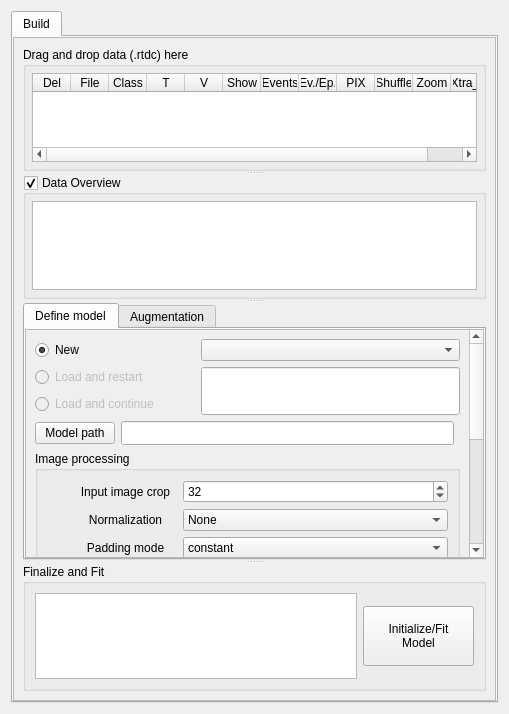
Above: src/napari_aideveloper/UI/napari_AID.ui from zcqwh/napari-aideveloper before the change. Below: the same form after it.
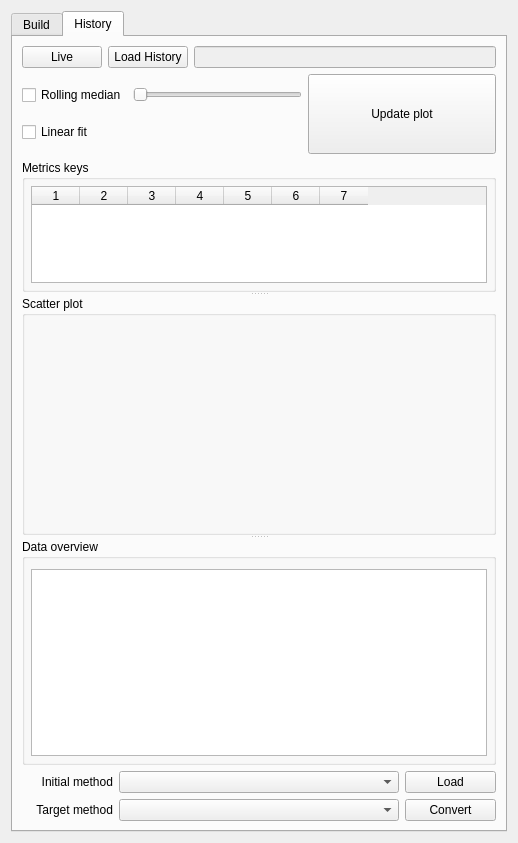
That is the form after the change. The open tabs and pages were chosen to show the change. Icons and pictures are not drawn. Custom widgets are drawn as their Qt base class.

Commit message: Add history tab, class comboBox to spinBox.

What changed in the file:
```diff
--- a/src/napari_aideveloper/UI/napari_AID.ui
+++ b/src/napari_aideveloper/UI/napari_AID.ui
@@ -6,8 +6,8 @@
    <rect>
     <x>0</x>
     <y>0</y>
-    <width>509</width>
-    <height>714</height>
+    <width>518</width>
+    <height>843</height>
    </rect>
   </property>
   <property name="maximumSize">
@@ -19,7 +19,7 @@
   <property name="windowTitle">
    <string>Form</string>
   </property>
-  <layout class="QGridLayout" name="gridLayout_9">
+  <layout class="QGridLayout" name="gridLayout_21">
    <item row="0" column="0">
     <widget class="QTabWidget" name="tabWidget_2">
      <property name="enabled">
@@ -119,8 +119,8 @@
            <rect>
             <x>0</x>
             <y>0</y>
-            <width>477</width>
-            <height>665</height>
+            <width>486</width>
+            <height>794</height>
            </rect>
           </property>
           <layout class="QGridLayout" name="gridLayout_10">
@@ -363,7 +363,7 @@
                     <rect>
                      <x>0</x>
                      <y>0</y>
-                     <width>430</width>
+                     <width>439</width>
                      <height>520</height>
                     </rect>
                    </property>
@@ -442,7 +442,7 @@
                         <item>
                          <widget class="QRadioButton" name="radioButton_LoadRestartModel">
                           <property name="enabled">
-                           <bool>false</bool>
+                           <bool>true</bool>
                           </property>
                           <property name="sizePolicy">
                            <sizepolicy hsizetype="Maximum" vsizetype="Fixed">
@@ -477,7 +477,7 @@
                         <item>
                          <widget class="QRadioButton" name="radioButton_LoadContinueModel">
                           <property name="enabled">
-                           <bool>false</bool>
+                           <bool>true</bool>
                           </property>
                           <property name="sizePolicy">
                            <sizepolicy hsizetype="Preferred" vsizetype="Fixed">
@@ -634,6 +634,9 @@
                          <property name="focusPolicy">
                           <enum>Qt::WheelFocus</enum>
                          </property>
+                         <property name="styleSheet">
+                          <string notr="true">QComboBox {combobox-popup: 0;}</string>
+                         </property>
                          <property name="value">
                           <number>32</number>
                          </property>
@@ -712,6 +715,9 @@
                            <height>16777215</height>
                           </size>
                          </property>
+                         <property name="styleSheet">
+                          <string notr="true">QComboBox {combobox-popup: 0;}</string>
+                         </property>
                          <property name="sizeAdjustPolicy">
                           <enum>QComboBox::AdjustToMinimumContentsLength</enum>
                          </property>
@@ -989,6 +995,9 @@
                            <height>16777215</height>
                           </size>
                          </property>
+                         <property name="styleSheet">
+                          <string notr="true">QComboBox {combobox-popup: 0;}</string>
+                         </property>
                          <property name="sizeAdjustPolicy">
                           <enum>QComboBox::AdjustToMinimumContentsLength</enum>
                          </property>
@@ -2410,6 +2419,401 @@
        </item>
       </layout>
      </widget>
+     <widget class="QWidget" name="tab_history">
+      <attribute name="title">
+       <string>History</string>
+      </attribute>
+      <layout class="QGridLayout" name="gridLayout_23">
+       <item row="3" column="4">
+        <widget class="QPushButton" name="pushButton_LoadModel">
+         <property name="minimumSize">
+          <size>
+           <width>0</width>
+           <height>0</height>
+          </size>
+         </property>
+         <property name="maximumSize">
+          <size>
+           <width>100</width>
+           <height>16777215</height>
+          </size>
+         </property>
+         <property name="toolTip">
+          <string>Load a specific model for conversion</string>
+         </property>
+         <property name="text">
+          <string>Load</string>
+         </property>
+        </widget>
+       </item>
+       <item row="2" column="0" colspan="5">
+        <widget class="QSplitter" name="splitter_2">
+         <property name="orientation">
+          <enum>Qt::Vertical</enum>
+         </property>
+         <property name="childrenCollapsible">
+          <bool>false</bool>
+         </property>
+         <widget class="QGroupBox" name="groupBox_2">
+          <property name="title">
+           <string>Metrics keys</string>
+          </property>
+          <layout class="QGridLayout" name="gridLayout_20">
+           <property name="leftMargin">
+            <number>6</number>
+           </property>
+           <property name="topMargin">
+            <number>6</number>
+           </property>
+           <property name="rightMargin">
+            <number>6</number>
+           </property>
+           <property name="bottomMargin">
+            <number>6</number>
+           </property>
+           <item row="0" column="0">
+            <widget class="QTableWidget" name="tableWidget_HistoryItems">
+             <property name="sizePolicy">
+              <sizepolicy hsizetype="Preferred" vsizetype="Preferred">
+               <horstretch>0</horstretch>
+               <verstretch>0</verstretch>
+              </sizepolicy>
+             </property>
+             <property name="maximumSize">
+              <size>
+               <width>16777215</width>
+               <height>100</height>
+              </size>
+             </property>
+             <property name="toolTip">
+              <string>Information of the history file is shown here</string>
+             </property>
+             <attribute name="horizontalHeaderDefaultSectionSize">
+              <number>48</number>
+             </attribute>
+             <column>
+              <property name="text">
+               <string>1</string>
+              </property>
+             </column>
+             <column>
+              <property name="text">
+               <string>2</string>
+              </property>
+             </column>
+             <column>
+              <property name="text">
+               <string>3</string>
+              </property>
+             </column>
+             <column>
+              <property name="text">
+               <string>4</string>
+              </property>
+             </column>
+             <column>
+              <property name="text">
+               <string>5</string>
+              </property>
+             </column>
+             <column>
+              <property name="text">
+               <string>6</string>
+              </property>
+             </column>
+             <column>
+              <property name="text">
+               <string>7</string>
+              </property>
+             </column>
+            </widget>
+           </item>
+          </layout>
+         </widget>
+         <widget class="QGroupBox" name="groupBox_3">
+          <property name="sizePolicy">
+           <sizepolicy hsizetype="Preferred" vsizetype="Expanding">
+            <horstretch>0</horstretch>
+            <verstretch>0</verstretch>
+           </sizepolicy>
+          </property>
+          <property name="title">
+           <string>Scatter plot</string>
+          </property>
+          <layout class="QGridLayout" name="gridLayout_22">
+           <property name="leftMargin">
+            <number>6</number>
+           </property>
+           <property name="topMargin">
+            <number>10</number>
+           </property>
+           <property name="rightMargin">
+            <number>6</number>
+           </property>
+           <property name="bottomMargin">
+            <number>6</number>
+           </property>
+           <item row="0" column="0">
+            <widget class="GraphicsLayoutWidget" name="widget_Scatterplot" native="true">
+             <property name="sizePolicy">
+              <sizepolicy hsizetype="Preferred" vsizetype="Preferred">
+               <horstretch>0</horstretch>
+               <verstretch>0</verstretch>
+              </sizepolicy>
+             </property>
+             <property name="minimumSize">
+              <size>
+               <width>0</width>
+               <height>200</height>
+              </size>
+             </property>
+            </widget>
+           </item>
+          </layout>
+         </widget>
+         <widget class="QGroupBox" name="groupBox">
+          <property name="title">
+           <string>Data overview</string>
+          </property>
+          <layout class="QGridLayout" name="gridLayout_9">
+           <property name="leftMargin">
+            <number>6</number>
+           </property>
+           <property name="topMargin">
+            <number>10</number>
+           </property>
+           <property name="rightMargin">
+            <number>6</number>
+           </property>
+           <property name="bottomMargin">
+            <number>6</number>
+           </property>
+           <item row="0" column="0">
+            <widget class="QTextBrowser" name="textBrowser_SelectedModelInfo">
+             <property name="sizePolicy">
+              <sizepolicy hsizetype="Preferred" vsizetype="Preferred">
+               <horstretch>0</horstretch>
+               <verstretch>0</verstretch>
+              </sizepolicy>
+             </property>
+            </widget>
+           </item>
+          </layout>
+         </widget>
+        </widget>
+       </item>
+       <item row="0" column="0" colspan="5">
+        <layout class="QHBoxLayout" name="horizontalLayout_2">
+         <item>
+          <widget class="QPushButton" name="pushButton_Live">
+           <property name="sizePolicy">
+            <sizepolicy hsizetype="Maximum" vsizetype="Fixed">
+             <horstretch>0</horstretch>
+             <verstretch>0</verstretch>
+            </sizepolicy>
+           </property>
+           <property name="maximumSize">
+            <size>
+             <width>16777215</width>
+             <height>16777215</height>
+            </size>
+           </property>
+           <property name="toolTip">
+            <string>&lt;html&gt;&lt;head/&gt;&lt;body&gt;&lt;p&gt;Load and display the model which is currently fitted&lt;/p&gt;&lt;/body&gt;&lt;/html&gt;</string>
+           </property>
+           <property name="text">
+            <string>Live</string>
+           </property>
+          </widget>
+         </item>
+         <item>
+          <widget class="QPushButton" name="pushButton_LoadHistory">
+           <property name="sizePolicy">
+            <sizepolicy hsizetype="Preferred" vsizetype="Fixed">
+             <horstretch>0</horstretch>
+             <verstretch>0</verstretch>
+            </sizepolicy>
+           </property>
+           <property name="minimumSize">
+            <size>
+             <width>0</width>
+             <height>0</height>
+            </size>
+           </property>
+           <property name="maximumSize">
+            <size>
+             <width>16777215</width>
+             <height>16777215</height>
+            </size>
+           </property>
+           <property name="toolTip">
+            <string>&lt;html&gt;&lt;head/&gt;&lt;body&gt;&lt;p&gt;Select a history file to be plotted&lt;/p&gt;&lt;/body&gt;&lt;/html&gt;</string>
+           </property>
+           <property name="text">
+            <string>Load History</string>
+           </property>
+          </widget>
+         </item>
+         <item>
+          <widget class="QLineEdit" name="lineEdit_LoadHistory">
+           <property name="enabled">
+            <bool>false</bool>
+           </property>
+           <property name="sizePolicy">
+            <sizepolicy hsizetype="MinimumExpanding" vsizetype="Fixed">
+             <horstretch>0</horstretch>
+             <verstretch>0</verstretch>
+            </sizepolicy>
+           </property>
+           <property name="toolTip">
+            <string>Enter path and filename of a history-file (.csv)</string>
+           </property>
+          </widget>
+         </item>
+        </layout>
+       </item>
+       <item row="4" column="4">
+        <widget class="QPushButton" name="pushButton_convertModel">
+         <property name="enabled">
+          <bool>true</bool>
+         </property>
+         <property name="sizePolicy">
+          <sizepolicy hsizetype="Minimum" vsizetype="Fixed">
+           <horstretch>0</horstretch>
+           <verstretch>0</verstretch>
+          </sizepolicy>
+         </property>
+         <property name="maximumSize">
+          <size>
+           <width>100</width>
+           <height>16777215</height>
+          </size>
+         </property>
+         <property name="text">
+          <string>Convert</string>
+         </property>
+        </widget>
+       </item>
+       <item row="1" column="3" colspan="2">
+        <widget class="QPushButton" name="pushButton_UpdateHistoryPlot">
+         <property name="sizePolicy">
+          <sizepolicy hsizetype="Minimum" vsizetype="Expanding">
+           <horstretch>0</horstretch>
+           <verstretch>0</verstretch>
+          </sizepolicy>
+         </property>
+         <property name="text">
+          <string>Update plot</string>
+         </property>
+        </widget>
+       </item>
+       <item row="1" column="0" colspan="3">
+        <layout class="QVBoxLayout" name="verticalLayout_3">
+         <item>
+          <layout class="QHBoxLayout" name="horizontalLayout_4">
+           <item>
+            <widget class="QCheckBox" name="checkBox_rollingMedian">
+             <property name="enabled">
+              <bool>true</bool>
+             </property>
+             <property name="sizePolicy">
+              <sizepolicy hsizetype="Preferred" vsizetype="Fixed">
+               <horstretch>0</horstretch>
+               <verstretch>0</verstretch>
+              </sizepolicy>
+             </property>
+             <property name="text">
+              <string>Rolling median</string>
+             </property>
+            </widget>
+           </item>
+           <item>
+            <widget class="QSlider" name="horizontalSlider_rollmedi">
+             <property name="enabled">
+              <bool>false</bool>
+             </property>
+             <property name="sizePolicy">
+              <sizepolicy hsizetype="MinimumExpanding" vsizetype="Fixed">
+               <horstretch>0</horstretch>
+               <verstretch>0</verstretch>
+              </sizepolicy>
+             </property>
+             <property name="minimumSize">
+              <size>
+               <width>0</width>
+               <height>0</height>
+              </size>
+             </property>
+             <property name="maximumSize">
+              <size>
+               <width>16777215</width>
+               <height>19</height>
+              </size>
+             </property>
+             <property name="orientation">
+              <enum>Qt::Horizontal</enum>
+             </property>
+            </widget>
+           </item>
+          </layout>
+         </item>
+         <item>
+          <widget class="QCheckBox" name="checkBox_linearFit">
+           <property name="sizePolicy">
+            <sizepolicy hsizetype="Maximum" vsizetype="Fixed">
+             <horstretch>0</horstretch>
+             <verstretch>0</verstretch>
+            </sizepolicy>
+           </property>
+           <property name="text">
+            <string>Linear fit</string>
+           </property>
+          </widget>
+         </item>
+        </layout>
+       </item>
+       <item row="3" column="0">
+        <widget class="QLabel" name="label">
+         <property name="text">
+          <string>Initial method</string>
+         </property>
+         <property name="alignment">
+          <set>Qt::AlignRight|Qt::AlignTrailing|Qt::AlignVCenter</set>
+         </property>
+        </widget>
+       </item>
+       <item row="4" column="0">
+        <widget class="QLabel" name="label_2">
+         <property name="text">
+          <string>Target method</string>
+         </property>
+         <property name="alignment">
+          <set>Qt::AlignRight|Qt::AlignTrailing|Qt::AlignVCenter</set>
+         </property>
+        </widget>
+       </item>
+       <item row="3" column="1" colspan="3">
+        <widget class="QComboBox" name="combobox_initial_format">
+         <property name="styleSheet">
+          <string notr="true">QComboBox {combobox-popup: 0;}</string>
+         </property>
+        </widget>
+       </item>
+       <item row="4" column="1" colspan="3">
+        <widget class="QComboBox" name="comboBox_convertTo">
+         <property name="enabled">
+          <bool>true</bool>
+         </property>
+         <property name="toolTip">
+          <string>Choose a target file format</string>
+         </property>
+         <property name="styleSheet">
+          <string notr="true">QComboBox {combobox-popup: 0;}</string>
+         </property>
+        </widget>
+       </item>
+      </layout>
+     </widget>
     </widget>
    </item>
   </layout>
@@ -2430,6 +2834,12 @@
    <extends>QDoubleSpinBox</extends>
    <header>MyWidget</header>
   </customwidget>
+  <customwidget>
+   <class>GraphicsLayoutWidget</class>
+   <extends>QWidget</extends>
+   <header>pyqtgraph</header>
+   <container>1</container>
+  </customwidget>
  </customwidgets>
  <resources>
   <include location="art.qrc"/>
```
Left out of the diff: 162 changed lines with no effect on the pictures. The commit also changes 1 other file.
